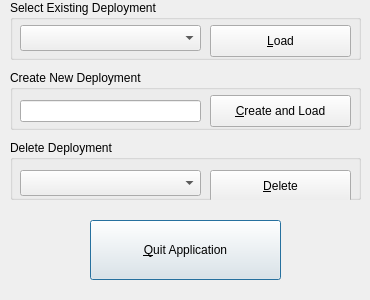
This is src/widgets/DeploymentSelectUI.ui in lachlan007/iassist as Qt 5 draws it before an edit. The edited form follows.
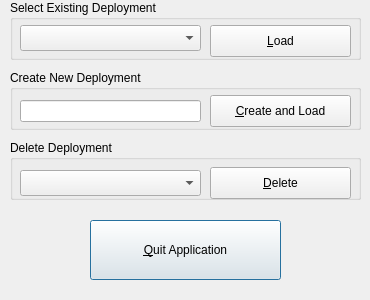
This is the edited form.

```diff
--- a/src/widgets/DeploymentSelectUI.ui
+++ b/src/widgets/DeploymentSelectUI.ui
@@ -103,7 +103,7 @@
     <property name="geometry">
      <rect>
       <x>200</x>
-      <y>30</y>
+      <y>27</y>
       <width>141</width>
       <height>32</height>
      </rect>
@@ -149,7 +149,7 @@
     </property>
    </widget>
   </widget>
-  <widget class="QWidget" name="">
+  <widget class="QWidget" name="layoutWidget">
    <property name="geometry">
     <rect>
      <x>0</x>
```
Left out of the diff: 1 changed line with no effect on the pictures.
